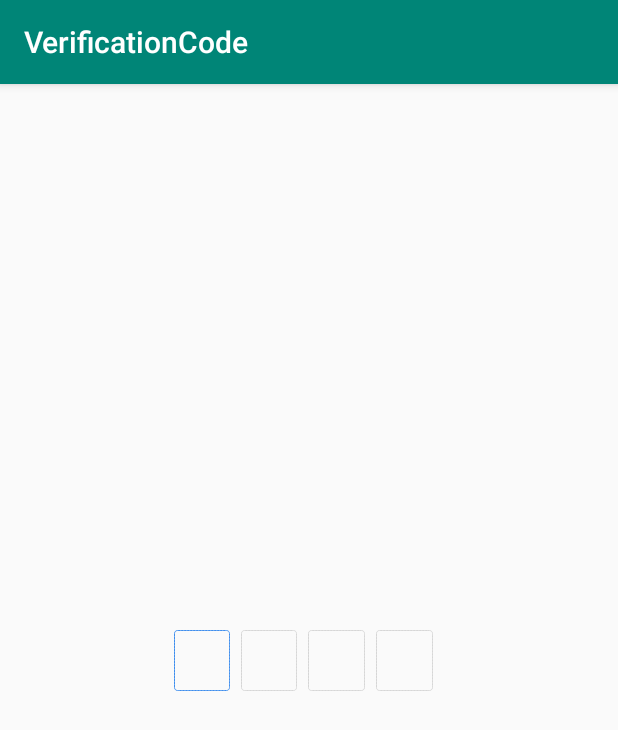
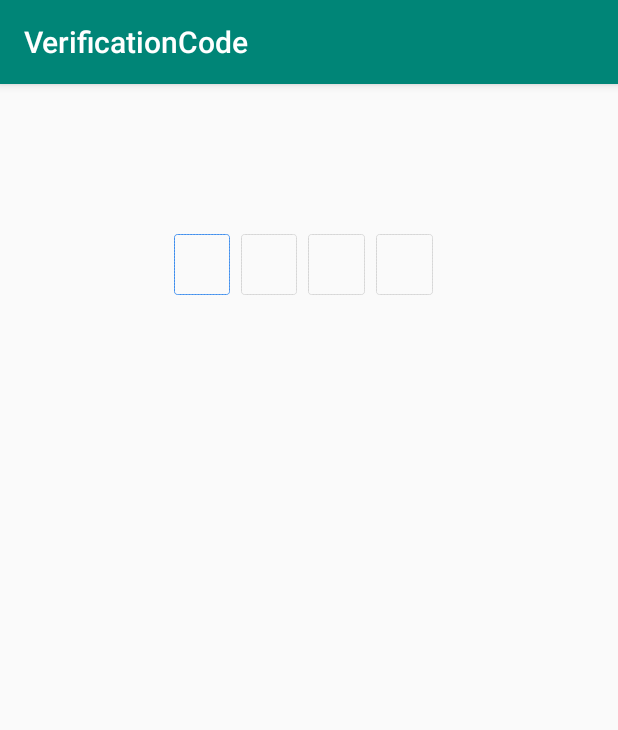
Before and after one commit to wxianing/VerificationCode, an Android app: the screen it shows after launch (MainActivity), on a phone screen of 412 x 824 dp. Shown: the top 730 px of the screen. Run offline under Robolectric (Android 15) with nearby library versions, the phone set to English and light mode, and no system bars.

Commit message:
添加效果图片

```diff
--- a/app/src/main/res/layout/activity_main.xml
+++ b/app/src/main/res/layout/activity_main.xml
@@ -1,18 +1,15 @@
 <?xml version="1.0" encoding="utf-8"?>
-<androidx.constraintlayout.widget.ConstraintLayout xmlns:android="http://schemas.android.com/apk/res/android"
-    xmlns:app="http://schemas.android.com/apk/res-auto"
+<LinearLayout xmlns:android="http://schemas.android.com/apk/res/android"
     xmlns:tools="http://schemas.android.com/tools"
     android:layout_width="match_parent"
     android:layout_height="match_parent"
+    android:gravity="center_horizontal"
     tools:context=".MainActivity">
 
     <com.alliky.verificationcode.VerificationCode
         android:id="@+id/mVerificationCode"
         android:layout_width="180dp"
         android:layout_height="wrap_content"
-        app:layout_constraintBottom_toBottomOf="parent"
-        app:layout_constraintLeft_toLeftOf="parent"
-        app:layout_constraintRight_toRightOf="parent"
-        app:layout_constraintTop_toTopOf="parent" />
+        android:layout_marginTop="100dp" />
 
-</androidx.constraintlayout.widget.ConstraintLayout>
+</LinearLayout>
```
Also changed, not shown: 1 other file.
